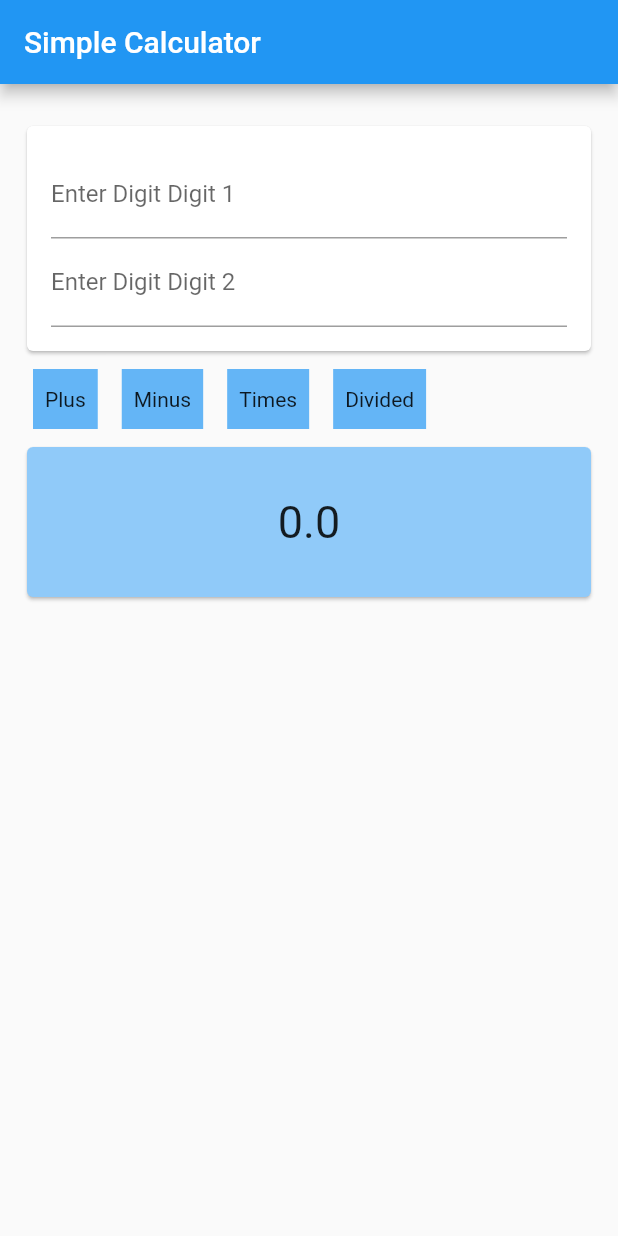
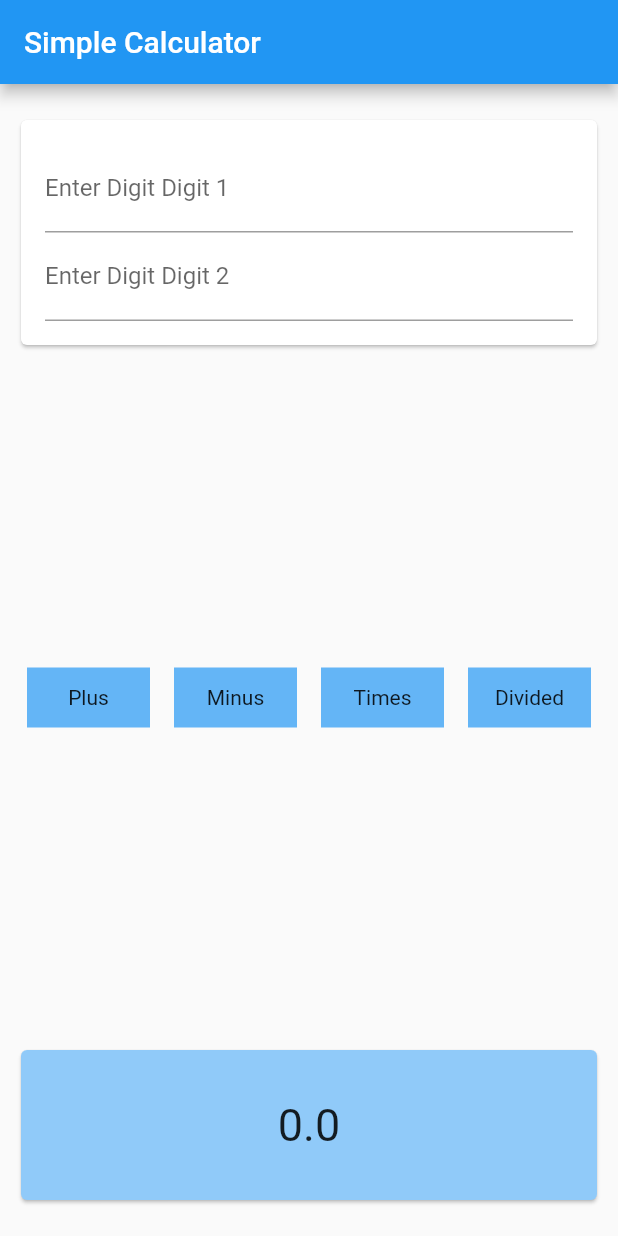
Before and after one commit to minlwin/learning-flutter, a Flutter app: the screen it shows after launch, on a phone screen of 412 x 824 dp. Run offline on Flutter 3.47's test engine with Material 2 defaults, Android fonts, the light colour scheme and no system bars.

Commit message:
Update Buttons

```diff
--- a/01.basic/f05_form_controls/lib/calculator.dart
+++ b/01.basic/f05_form_controls/lib/calculator.dart
@@ -20,27 +20,8 @@ class _CalculatorState extends State<Calculator> {
       key: formState,
       child: Padding(
         padding: EdgeInsets.symmetric(horizontal: 10, vertical: 20),
-        child: Container(
-          child: Padding(
-            padding: EdgeInsets.all(4),
         child: Column(
-              children: [
-                Card(
-                  child: Padding(
-                    padding: const EdgeInsets.all(16.0),
-                    child: Column(
-                      children: [
-                        _formField(digit1, "Digit 1"),
-                        _formField(digit2, "Digit 2"),
-                      ],
-                    ),
-                  ),
-                ),
-                _buttons(),
-                _resultArea()
-              ],
-            ),
-          ),
+          children: [_inputs(), Spacer(), _buttons(), Spacer(), _resultArea()],
         ),
       ),
     );
@@ -60,14 +41,15 @@ class _CalculatorState extends State<Calculator> {
 
   Widget _buttons() => Row(
         children: [
-          _calculator("Plus", (a, b) => double.parse(a) + double.parse(b)),
-          _calculator("Minus", (a, b) => double.parse(a) - double.parse(b)),
-          _calculator("Times", (a, b) => double.parse(a) * double.parse(b)),
-          _calculator("Divided", (a, b) => double.parse(a) / double.parse(b)),
+          _button("Plus", (a, b) => double.parse(a) + double.parse(b)),
+          _button("Minus", (a, b) => double.parse(a) - double.parse(b)),
+          _button("Times", (a, b) => double.parse(a) * double.parse(b)),
+          _button("Divided", (a, b) => double.parse(a) / double.parse(b)),
         ],
       );
 
-  Widget _calculator(String sign, Calculate calc) => Container(
+  Widget _button(String sign, Calculate calc) => Expanded(
+        child: Container(
           color: Colors.blue[300],
           margin: EdgeInsets.all(8),
           height: 40,
@@ -85,13 +67,26 @@ class _CalculatorState extends State<Calculator> {
               child: Text(sign),
             )),
           ),
+        ),
       );
 
-  Widget _formField(TextEditingController controller, String fieldName) =>
+  Widget _inputs() => Card(
+        child: Container(
+          padding: EdgeInsets.all(16),
+          child: Column(
+            children: [
+              _input(digit1, "Digit 1"),
+              _input(digit2, "Digit 2"),
+            ],
+          ),
+        ),
+      );
+
+  Widget _input(TextEditingController controller, String fieldName) =>
       TextFormField(
         controller: controller,
         decoration: InputDecoration(labelText: "Enter Digit $fieldName"),
         keyboardType: TextInputType.number,
-          validator: (value) =>
-              value.isEmpty ? "Please enter $fieldName" : null);
+        validator: (value) => value.isEmpty ? "Please enter $fieldName" : null,
+      );
 }
```
Lines whose indentation alone changed are shown as unchanged.
